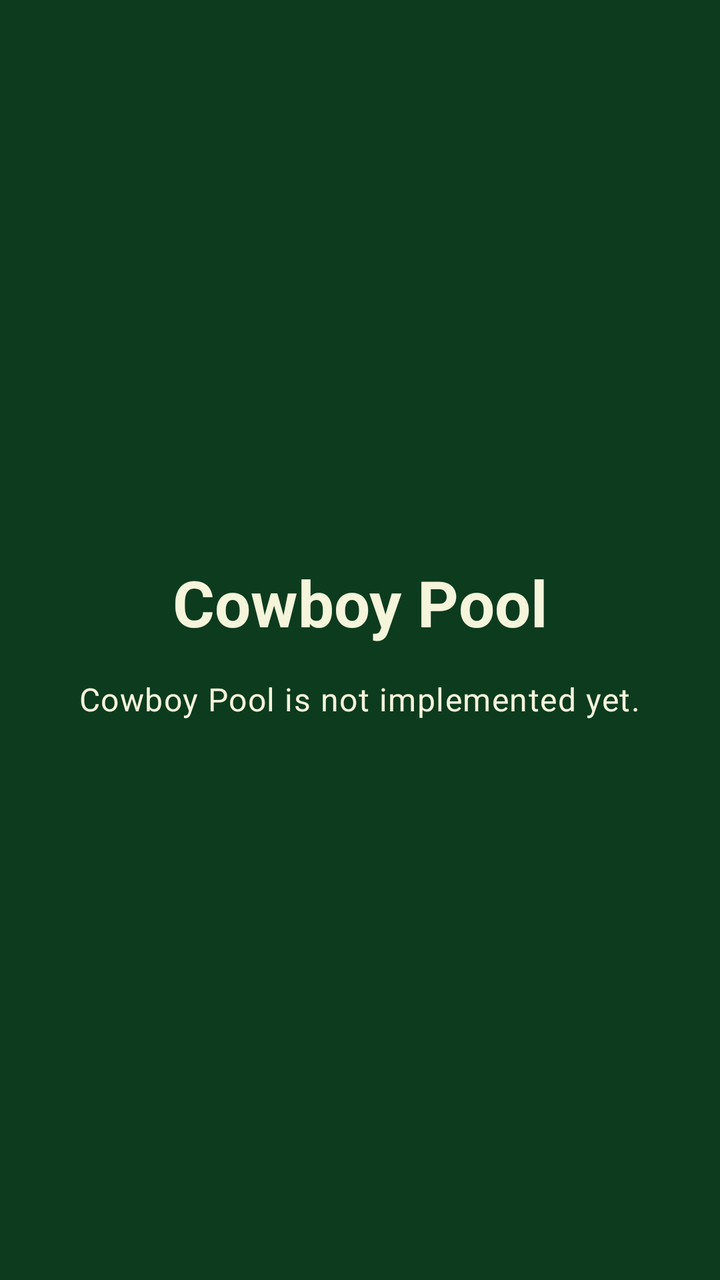
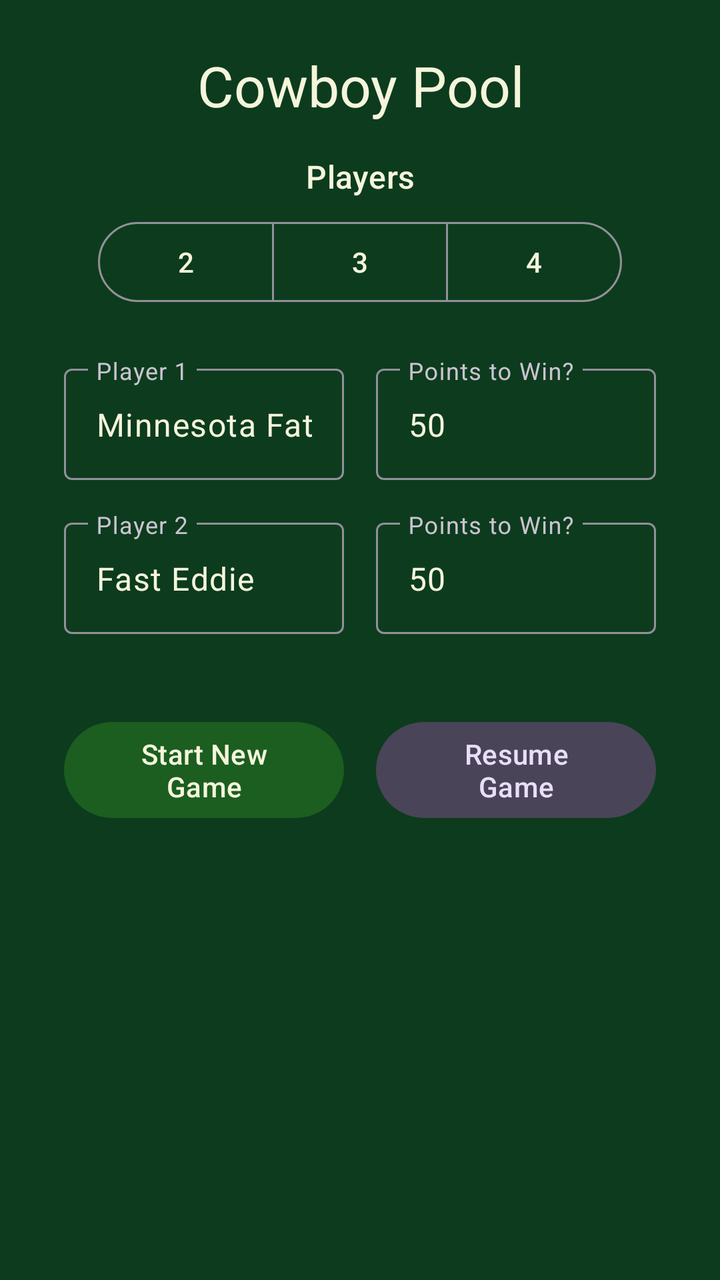

Compare the two renders of this Android layout. The source of the first and the diff that turns it into the second are given below.
<!-- AndroidManifest.xml: application theme Theme.PoolScorekeeper -->
<!-- res/layout/activity_cowboy_pool_start.xml -->
<?xml version="1.0" encoding="utf-8"?>
<LinearLayout xmlns:android="http://schemas.android.com/apk/res/android"
    android:layout_width="match_parent"
    android:layout_height="match_parent"
    android:background="@color/felt_dark"
    android:gravity="center"
    android:orientation="vertical"
    android:padding="24dp">

    <TextView
        android:layout_width="wrap_content"
        android:layout_height="wrap_content"
        android:text="@string/title_activity_cowboy_pool_start"
        android:textAppearance="@style/TextAppearance.Material3.HeadlineLarge"
        android:textColor="@color/ivory"
        android:textStyle="bold" />

    <TextView
        android:layout_width="wrap_content"
        android:layout_height="wrap_content"
        android:layout_marginTop="16dp"
        android:text="@string/cowboy_not_implemented"
        android:textAppearance="@style/TextAppearance.Material3.BodyLarge"
        android:textColor="@color/ivory" />

</LinearLayout>
<!-- resources referenced by this layout -->
<resources>
  <color name="felt_dark">#0D3B1E</color>
  <color name="ivory">#F5F5DC</color>
  <string name="cowboy_not_implemented">Cowboy Pool is not implemented yet.</string>
  <string name="title_activity_cowboy_pool_start">Cowboy Pool</string>
  <style name="Theme.PoolScorekeeper" parent="Theme.Material3.Dark.NoActionBar">
          <item name="colorPrimary">@color/felt_green</item>
          <item name="colorOnPrimary">@color/ivory</item>
          <item name="colorSecondary">@color/active_player</item>
          <item name="colorOnSecondary">@color/felt_dark</item>
          <item name="android:statusBarColor">@android:color/transparent</item>
          <item name="android:navigationBarColor">@android:color/transparent</item>
          <item name="android:windowBackground">@color/felt_dark</item>
          <item name="android:windowFullscreen">true</item>
          <item name="colorSurface">@color/felt_green</item>
          <item name="colorOnSurface">@color/ivory</item>
          <item name="android:textColor">@color/ivory</item>
      </style>
  <color name="felt_green">#1B5E20</color>
  <color name="active_player">#FFC107</color>
</resources>

<!-- the commit's change to res/layout/activity_cowboy_pool_start.xml (unified diff, before → after) -->
@@ -1,26 +1,250 @@
 <?xml version="1.0" encoding="utf-8"?>
-<LinearLayout xmlns:android="http://schemas.android.com/apk/res/android"
+<ScrollView xmlns:android="http://schemas.android.com/apk/res/android"
+    xmlns:app="http://schemas.android.com/apk/res-auto"
     android:layout_width="match_parent"
     android:layout_height="match_parent"
     android:background="@color/felt_dark"
-    android:gravity="center"
-    android:orientation="vertical"
-    android:padding="24dp">
-
-    <TextView
-        android:layout_width="wrap_content"
+    android:fillViewport="true">
+
+    <LinearLayout
+        android:layout_width="match_parent"
         android:layout_height="wrap_content"
-        android:text="@string/title_activity_cowboy_pool_start"
-        android:textAppearance="@style/TextAppearance.Material3.HeadlineLarge"
-        android:textColor="@color/ivory"
-        android:textStyle="bold" />
-
-    <TextView
-        android:layout_width="wrap_content"
-        android:layout_height="wrap_content"
-        android:layout_marginTop="16dp"
-        android:text="@string/cowboy_not_implemented"
-        android:textAppearance="@style/TextAppearance.Material3.BodyLarge"
-        android:textColor="@color/ivory" />
-
-</LinearLayout>
+        android:orientation="vertical"
+        android:padding="24dp">
+
+        <TextView
+            android:layout_width="match_parent"
+            android:layout_height="wrap_content"
+            android:gravity="center"
+            android:text="@string/title_activity_cowboy_pool_start"
+            android:textAppearance="@style/TextAppearance.Material3.HeadlineMedium"
+            android:textColor="@color/ivory" />
+
+        <TextView
+            android:layout_width="match_parent"
+            android:layout_height="wrap_content"
+            android:layout_marginTop="16dp"
+            android:gravity="center"
+            android:text="@string/cowboy_players"
+            android:textAppearance="@style/TextAppearance.Material3.TitleMedium"
+            android:textColor="@color/ivory" />
+
+        <com.google.android.material.button.MaterialButtonToggleGroup
+            android:id="@+id/playerCountGroup"
+            android:layout_width="wrap_content"
+            android:layout_height="wrap_content"
+            android:layout_gravity="center_horizontal"
+            android:layout_marginTop="8dp"
+            app:selectionRequired="true"
+            app:singleSelection="true">
+
+            <com.google.android.material.button.MaterialButton
+                android:id="@+id/players2"
+                style="@style/Widget.Material3.Button.OutlinedButton"
+                android:layout_width="wrap_content"
+                android:layout_height="wrap_content"
+                android:text="2" />
+
+            <com.google.android.material.button.MaterialButton
+                android:id="@+id/players3"
+                style="@style/Widget.Material3.Button.OutlinedButton"
+                android:layout_width="wrap_content"
+                android:layout_height="wrap_content"
+                android:text="3" />
+
+            <com.google.android.material.button.MaterialButton
+                android:id="@+id/players4"
+                style="@style/Widget.Material3.Button.OutlinedButton"
+                android:layout_width="wrap_content"
+                android:layout_height="wrap_content"
+                android:text="4" />
+        </com.google.android.material.button.MaterialButtonToggleGroup>
+
+        <LinearLayout
+            android:id="@+id/player1Row"
+            android:layout_width="match_parent"
+            android:layout_height="wrap_content"
+            android:layout_marginTop="16dp"
+            android:orientation="horizontal">
+
+            <com.google.android.material.textfield.TextInputLayout
+                android:layout_width="0dp"
+                android:layout_height="wrap_content"
+                android:layout_margin="8dp"
+                android:layout_weight="1"
+                android:hint="@string/player1">
+
+                <com.google.android.material.textfield.TextInputEditText
+                    android:id="@+id/player1Name"
+                    android:layout_width="match_parent"
+                    android:layout_height="wrap_content"
+                    android:inputType="textCapWords"
+                    android:selectAllOnFocus="true"
+                    android:text="@string/default_player1Name" />
+            </com.google.android.material.textfield.TextInputLayout>
+
+            <com.google.android.material.textfield.TextInputLayout
+                android:layout_width="0dp"
+                android:layout_height="wrap_content"
+                android:layout_margin="8dp"
+                android:layout_weight="1"
+                android:hint="@string/points_to_win">
+
+                <com.google.android.material.textfield.TextInputEditText
+                    android:id="@+id/player1PointsToWin"
+                    android:layout_width="match_parent"
+                    android:layout_height="wrap_content"
+                    android:inputType="number"
+                    android:selectAllOnFocus="true"
+                    android:text="@string/cowboy_default_points_to_win" />
+            </com.google.android.material.textfield.TextInputLayout>
+        </LinearLayout>
+
+        <LinearLayout
+            android:id="@+id/player2Row"
+            android:layout_width="match_parent"
+            android:layout_height="wrap_content"
+            android:orientation="horizontal">
+
+            <com.google.android.material.textfield.TextInputLayout
+                android:layout_width="0dp"
+                android:layout_height="wrap_content"
+                android:layout_margin="8dp"
+                android:layout_weight="1"
+                android:hint="@string/player2">
+
+                <com.google.android.material.textfield.TextInputEditText
+                    android:id="@+id/player2Name"
+                    android:layout_width="match_parent"
+                    android:layout_height="wrap_content"
+                    android:inputType="textCapWords"
+                    android:selectAllOnFocus="true"
+                    android:text="@string/default_player2Name" />
+            </com.google.android.material.textfield.TextInputLayout>
+
+            <com.google.android.material.textfield.TextInputLayout
+                android:layout_width="0dp"
+                android:layout_height="wrap_content"
+                android:layout_margin="8dp"
+                android:layout_weight="1"
+                android:hint="@string/points_to_win">
+
+                <com.google.android.material.textfield.TextInputEditText
+                    android:id="@+id/player2PointsToWin"
+                    android:layout_width="match_parent"
+                    android:layout_height="wrap_content"
+                    android:inputType="number"
+                    android:selectAllOnFocus="true"
+                    android:text="@string/cowboy_default_points_to_win" />
+            </com.google.android.material.textfield.TextInputLayout>
+        </LinearLayout>
+
+        <LinearLayout
+            android:id="@+id/player3Row"
+            android:layout_width="match_parent"
+            android:layout_height="wrap_content"
+            android:orientation="horizontal"
+            android:visibility="gone">
+
+            <com.google.android.material.textfield.TextInputLayout
+                android:layout_width="0dp"
+                android:layout_height="wrap_content"
+                android:layout_margin="8dp"
+                android:layout_weight="1"
+                android:hint="@string/player3">
+
+                <com.google.android.material.textfield.TextInputEditText
+                    android:id="@+id/player3Name"
+                    android:layout_width="match_parent"
+                    android:layout_height="wrap_content"
+                    android:inputType="textCapWords"
+                    android:selectAllOnFocus="true"
+                    android:text="@string/default_player3Name" />
+            </com.google.android.material.textfield.TextInputLayout>
+
+            <com.google.android.material.textfield.TextInputLayout
+                android:layout_width="0dp"
+                android:layout_height="wrap_content"
+                android:layout_margin="8dp"
+                android:layout_weight="1"
+                android:hint="@string/points_to_win">
+
+                <com.google.android.material.textfield.TextInputEditText
+                    android:id="@+id/player3PointsToWin"
+                    android:layout_width="match_parent"
+                    android:layout_height="wrap_content"
+                    android:inputType="number"
+                    android:selectAllOnFocus="true"
+                    android:text="@string/cowboy_default_points_to_win" />
+            </com.google.android.material.textfield.TextInputLayout>
+        </LinearLayout>
+
+        <LinearLayout
+            android:id="@+id/player4Row"
+            android:layout_width="match_parent"
+            android:layout_height="wrap_content"
+            android:orientation="horizontal"
+            android:visibility="gone">
+
+            <com.google.android.material.textfield.TextInputLayout
+                android:layout_width="0dp"
+                android:layout_height="wrap_content"
+                android:layout_margin="8dp"
+                android:layout_weight="1"
+                android:hint="@string/player4">
+
+                <com.google.android.material.textfield.TextInputEditText
+                    android:id="@+id/player4Name"
+                    android:layout_width="match_parent"
+                    android:layout_height="wrap_content"
+                    android:inputType="textCapWords"
+                    android:selectAllOnFocus="true"
+                    android:text="@string/default_player4Name" />
+            </com.google.android.material.textfield.TextInputLayout>
+
+            <com.google.android.material.textfield.TextInputLayout
+                android:layout_width="0dp"
+                android:layout_height="wrap_content"
+                android:layout_margin="8dp"
+                android:layout_weight="1"
+                android:hint="@string/points_to_win">
+
+                <com.google.android.material.textfield.TextInputEditText
+                    android:id="@+id/player4PointsToWin"
+                    android:layout_width="match_parent"
+                    android:layout_height="wrap_content"
+                    android:inputType="number"
+                    android:selectAllOnFocus="true"
+                    android:text="@string/cowboy_default_points_to_win" />
+            </com.google.android.material.textfield.TextInputLayout>
+        </LinearLayout>
+
+        <LinearLayout
+            android:layout_width="match_parent"
+            android:layout_height="wrap_content"
+            android:layout_marginTop="24dp"
+            android:orientation="horizontal">
+
+            <com.google.android.material.button.MaterialButton
+                android:id="@+id/playCowboyButton"
+                android:layout_width="0dp"
+                android:layout_height="wrap_content"
+                android:layout_margin="8dp"
+                android:layout_weight="1"
+                android:minHeight="56dp"
+                android:onClick="startCowboy"
+                android:text="@string/play_new_game" />
+
+            <com.google.android.material.button.MaterialButton
+                android:id="@+id/resumeCowboyButton"
+                style="@style/Widget.Material3.Button.TonalButton"
+                android:layout_width="0dp"
+                android:layout_height="wrap_content"
+                android:layout_margin="8dp"
+                android:layout_weight="1"
+                android:minHeight="56dp"
+                android:onClick="resumeCowboy"
+                android:text="@string/resume_game" />
+        </LinearLayout>
+    </LinearLayout>
+</ScrollView>
<!-- resource entries referenced after the edit -->
@@ -2,7 +2,19 @@
 <resources>
   <color name="felt_dark">#0D3B1E</color>
   <color name="ivory">#F5F5DC</color>
-  <string name="cowboy_not_implemented">Cowboy Pool is not implemented yet.</string>
+  <string name="cowboy_default_points_to_win">50</string>
+  <string name="cowboy_players">Players</string>
+  <string name="default_player1Name">Minnesota Fats</string>
+  <string name="default_player2Name">Fast Eddie</string>
+  <string name="default_player3Name">Player 3</string>
+  <string name="default_player4Name">Player 4</string>
+  <string name="play_new_game">Start New Game</string>
+  <string name="player1">Player 1</string>
+  <string name="player2">Player 2</string>
+  <string name="player3">Player 3</string>
+  <string name="player4">Player 4</string>
+  <string name="points_to_win">Points to Win?</string>
+  <string name="resume_game">Resume Game</string>
   <string name="title_activity_cowboy_pool_start">Cowboy Pool</string>
   <style name="Theme.PoolScorekeeper" parent="Theme.Material3.Dark.NoActionBar">
           <item name="colorPrimary">@color/felt_green</item>
